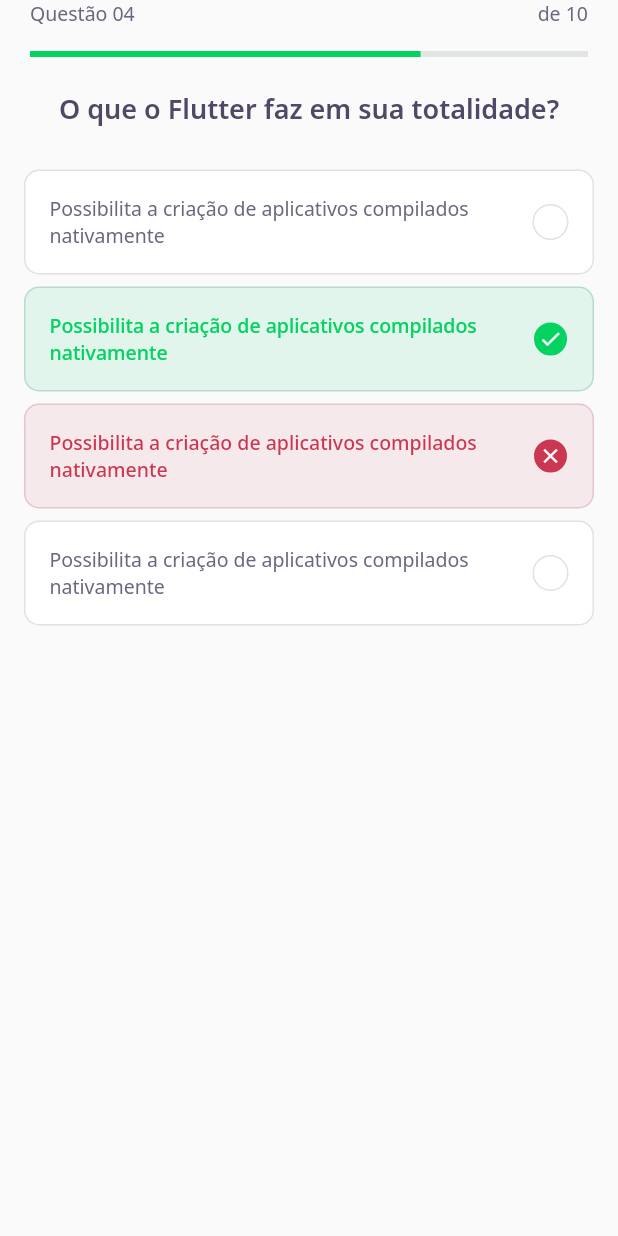
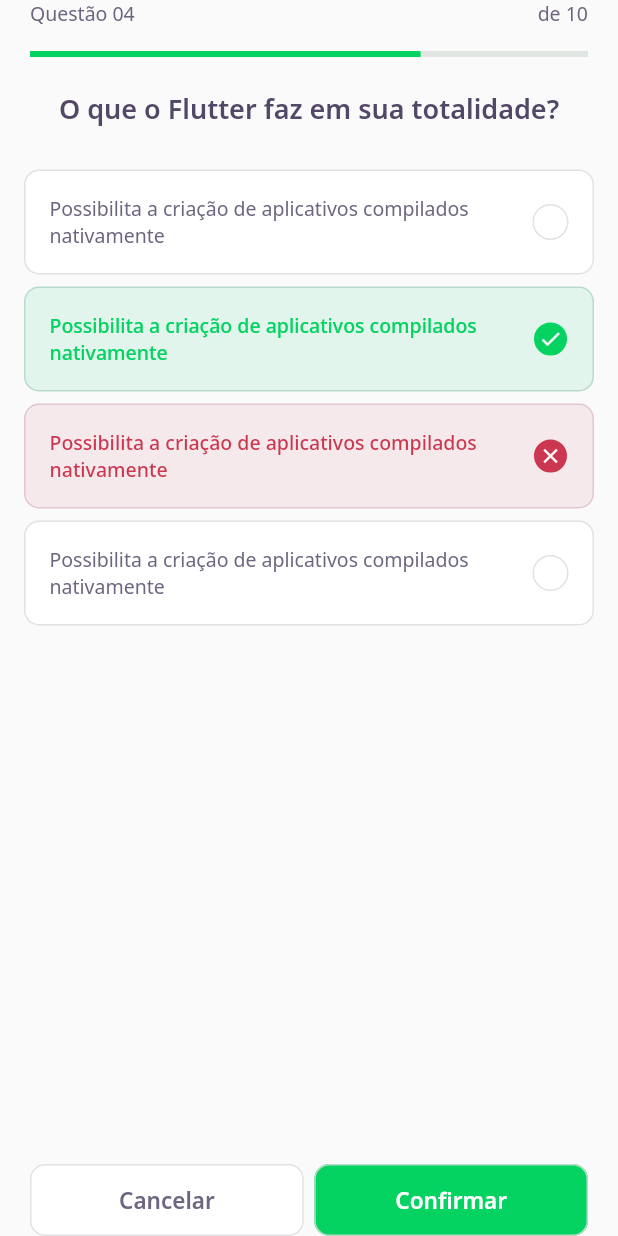
Before and after one commit to raulpe7eira/dev-quiz-app, a Flutter app: the ChallengePage screen opened directly, on a phone screen of 412 x 824 dp. Run offline on Flutter 3.47's test engine with Material 2 defaults, Android fonts, the phone set to English and light mode, and no system bars; our stand-ins replace google_fonts; accounts and stored records are empty; network calls fail.

Commit message:
add next button

```diff
--- a/lib/challenge/challenge_page.dart
+++ b/lib/challenge/challenge_page.dart
@@ -1,5 +1,7 @@
+import 'package:dev_quiz/challenge/widgets/next_button/next_button_widget.dart';
 import 'package:dev_quiz/challenge/widgets/question_indicator/question_indicator_widget.dart';
 import 'package:dev_quiz/challenge/widgets/quiz/quiz_widget.dart';
+
 import 'package:flutter/material.dart';
 
 class ChallengePage extends StatefulWidget {
@@ -16,6 +18,30 @@
         child: SafeArea(top: true, child: QuestionIndicatorWidget()),
       ),
       body: QuizWidget(title: "O que o Flutter faz em sua totalidade?"),
+      bottomNavigationBar: SafeArea(
+        bottom: true,
+        child: Padding(
+          padding: const EdgeInsets.symmetric(horizontal: 20),
+          child: Row(
+            mainAxisAlignment: MainAxisAlignment.spaceAround,
+            children: [
+              Expanded(
+                child: NextButtonWidget.white(
+                  label: "Cancelar",
+                  onTap: () {},
+                ),
+              ),
+              SizedBox(width: 7),
+              Expanded(
+                child: NextButtonWidget.green(
+                  label: "Confirmar",
+                  onTap: () {},
+                ),
+              ),
+            ],
+          ),
+        ),
+      ),
     );
   }
 }
--- /dev/null
+++ b/lib/challenge/widgets/next_button/next_button_widget.dart
@@ -0,0 +1,60 @@
+import 'package:dev_quiz/core/app_colors.dart';
+
+import 'package:flutter/material.dart';
+
+import 'package:google_fonts/google_fonts.dart';
+
+class NextButtonWidget extends StatelessWidget {
+  final Color backgroundColor;
+  final Color borderColor;
+  final Color fontColor;
+  final String label;
+  final VoidCallback onTap;
+
+  NextButtonWidget({
+    required this.backgroundColor,
+    required this.borderColor,
+    required this.fontColor,
+    required this.label,
+    required this.onTap,
+  });
+
+  NextButtonWidget.green({required this.label, required this.onTap})
+      : this.backgroundColor = AppColors.darkGreen,
+        this.borderColor = AppColors.green,
+        this.fontColor = AppColors.white;
+
+  NextButtonWidget.white({required this.label, required this.onTap})
+      : this.backgroundColor = AppColors.white,
+        this.borderColor = AppColors.border,
+        this.fontColor = AppColors.grey;
+
+  @override
+  Widget build(BuildContext context) {
+    return Container(
+      height: 48,
+      child: TextButton(
+        style: ButtonStyle(
+          backgroundColor: MaterialStateProperty.all(
+            backgroundColor,
+          ),
+          shape: MaterialStateProperty.all(
+            RoundedRectangleBorder(borderRadius: BorderRadius.circular(10)),
+          ),
+          side: MaterialStateProperty.all(
+            BorderSide(color: borderColor),
+          ),
+        ),
+        onPressed: onTap,
+        child: Text(
+          label,
+          style: GoogleFonts.notoSans(
+            fontWeight: FontWeight.w600,
+            fontSize: 15,
+            color: fontColor,
+          ),
+        ),
+      ),
+    );
+  }
+}
```
